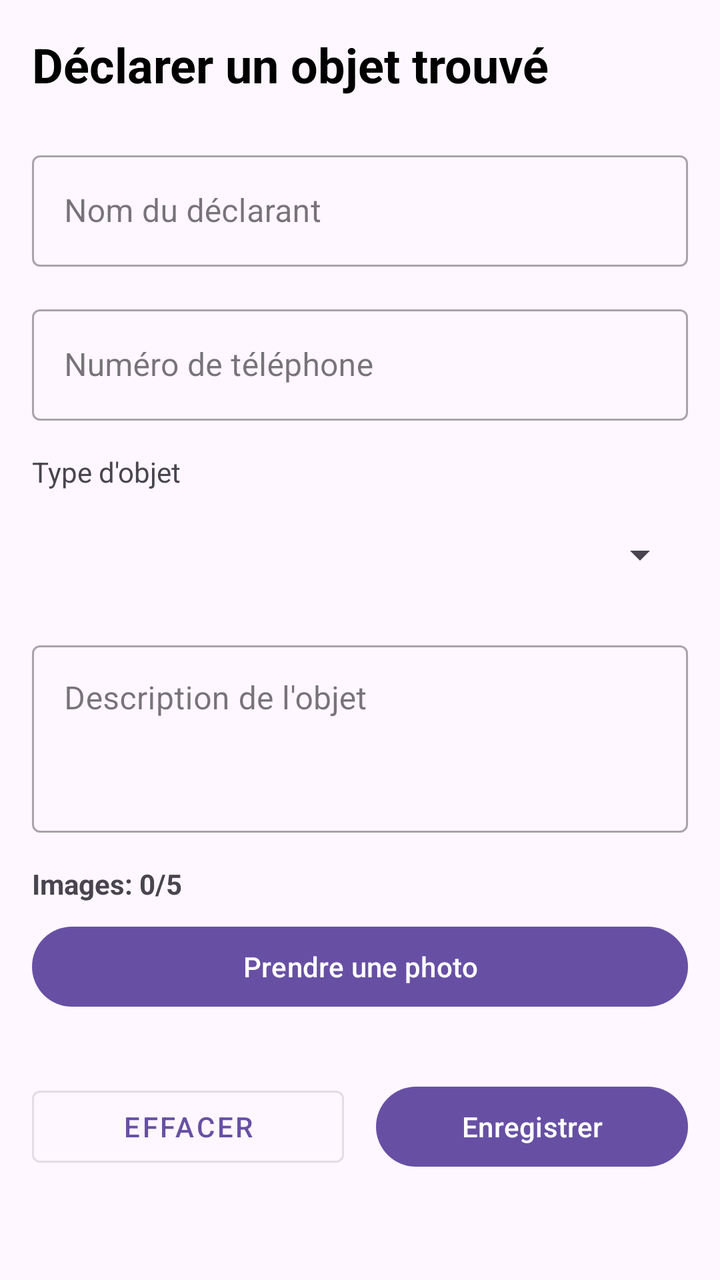
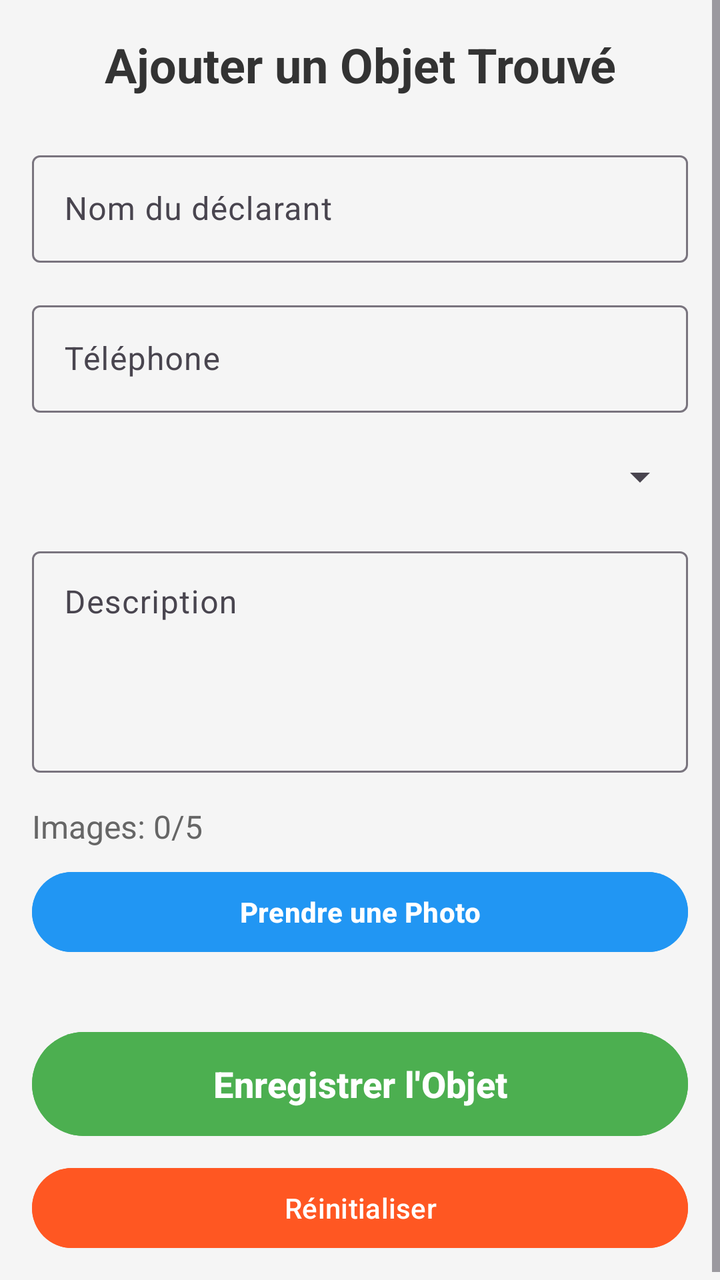

Before-and-after screenshots of an Android layout around one commit, followed by the original layout XML and the change that was made.
<!-- AndroidManifest.xml: application theme Theme.TPG12L3INF2526 -->
<!-- res/layout/fragment_add_object.xml -->
<?xml version="1.0" encoding="utf-8"?>
<ScrollView xmlns:android="http://schemas.android.com/apk/res/android"
    xmlns:tools="http://schemas.android.com/tools"
    android:layout_width="match_parent"
    android:layout_height="match_parent"
    android:padding="16dp"
    tools:context=".ui.admin.addobject.AddObjectFragment">

    <LinearLayout
        android:layout_width="match_parent"
        android:layout_height="wrap_content"
        android:orientation="vertical">

        <TextView
            android:layout_width="wrap_content"
            android:layout_height="wrap_content"
            android:text="Déclarer un objet trouvé"
            android:textSize="24sp"
            android:textStyle="bold"
            android:layout_marginBottom="24dp"
            android:textColor="@android:color/black"/>

        
        <com.google.android.material.textfield.TextInputLayout
            android:layout_width="match_parent"
            android:layout_height="wrap_content"
            android:layout_marginBottom="16dp"
            style="@style/Widget.MaterialComponents.TextInputLayout.OutlinedBox">

            <com.google.android.material.textfield.TextInputEditText
                android:id="@+id/editName"
                android:layout_width="match_parent"
                android:layout_height="wrap_content"
                android:hint="Nom du déclarant"
                android:inputType="textPersonName"
                android:maxLines="1"/>

        </com.google.android.material.textfield.TextInputLayout>

        
        <com.google.android.material.textfield.TextInputLayout
            android:layout_width="match_parent"
            android:layout_height="wrap_content"
            android:layout_marginBottom="16dp"
            style="@style/Widget.MaterialComponents.TextInputLayout.OutlinedBox">

            <com.google.android.material.textfield.TextInputEditText
                android:id="@+id/editPhone"
                android:layout_width="match_parent"
                android:layout_height="wrap_content"
                android:hint="Numéro de téléphone"
                android:inputType="phone"
                android:maxLines="1"/>

        </com.google.android.material.textfield.TextInputLayout>

        
        <TextView
            android:layout_width="wrap_content"
            android:layout_height="wrap_content"
            android:text="Type d'objet"
            android:textSize="14sp"
            android:layout_marginBottom="8dp"/>

        <Spinner
            android:id="@+id/spinnerObjectType"
            android:layout_width="match_parent"
            android:layout_height="wrap_content"
            android:layout_marginBottom="16dp"
            android:minHeight="48dp"/>

        
        <com.google.android.material.textfield.TextInputLayout
            android:layout_width="match_parent"
            android:layout_height="wrap_content"
            android:layout_marginBottom="16dp"
            style="@style/Widget.MaterialComponents.TextInputLayout.OutlinedBox">

            <com.google.android.material.textfield.TextInputEditText
                android:id="@+id/editDescription"
                android:layout_width="match_parent"
                android:layout_height="wrap_content"
                android:hint="Description de l'objet"
                android:inputType="textMultiLine"
                android:minLines="3"
                android:maxLines="5"
                android:gravity="top"/>

        </com.google.android.material.textfield.TextInputLayout>

        
        <TextView
            android:id="@+id/textImageCount"
            android:layout_width="wrap_content"
            android:layout_height="wrap_content"
            android:text="Images: 0/5"
            android:textSize="14sp"
            android:textStyle="bold"
            android:layout_marginBottom="8dp"/>

        
        <Button
            android:id="@+id/buttonTakePhoto"
            android:layout_width="match_parent"
            android:layout_height="wrap_content"
            android:text="Prendre une photo"
            android:layout_marginBottom="16dp"/>

        
        <LinearLayout
            android:id="@+id/imagesContainer"
            android:layout_width="match_parent"
            android:layout_height="wrap_content"
            android:orientation="vertical"
            android:layout_marginBottom="16dp"/>

        
        <LinearLayout
            android:layout_width="match_parent"
            android:layout_height="wrap_content"
            android:orientation="horizontal"
            android:gravity="center">

            <Button
                android:id="@+id/buttonClear"
                android:layout_width="0dp"
                android:layout_height="wrap_content"
                android:layout_weight="1"
                android:text="Effacer"
                android:layout_marginEnd="8dp"
                style="@style/Widget.MaterialComponents.Button.OutlinedButton"/>

            <Button
                android:id="@+id/buttonSubmit"
                android:layout_width="0dp"
                android:layout_height="wrap_content"
                android:layout_weight="1"
                android:text="Enregistrer"
                android:layout_marginStart="8dp"/>

        </LinearLayout>

    </LinearLayout>

</ScrollView>
<!-- resources referenced by this layout -->
<resources>
  <style name="Theme.TPG12L3INF2526" parent="Base.Theme.TPG12L3INF2526" />
  <style name="Base.Theme.TPG12L3INF2526" parent="Theme.Material3.DayNight.NoActionBar">
          
          
      </style>
</resources>

<!-- the commit's change to res/layout/fragment_add_object.xml (unified diff, before → after) -->
@@ -1,112 +1,102 @@
 <?xml version="1.0" encoding="utf-8"?>
 <ScrollView xmlns:android="http://schemas.android.com/apk/res/android"
-    xmlns:tools="http://schemas.android.com/tools"
     android:layout_width="match_parent"
     android:layout_height="match_parent"
-    android:padding="16dp"
-    tools:context=".ui.admin.addobject.AddObjectFragment">
+    android:fillViewport="true"
+    android:background="#F5F5F5">
 
     <LinearLayout
         android:layout_width="match_parent"
         android:layout_height="wrap_content"
-        android:orientation="vertical">
+        android:orientation="vertical"
+        android:padding="16dp">
 
         <TextView
-            android:layout_width="wrap_content"
+            android:layout_width="match_parent"
             android:layout_height="wrap_content"
-            android:text="Déclarer un objet trouvé"
+            android:text="Ajouter un Objet Trouvé"
             android:textSize="24sp"
             android:textStyle="bold"
-            android:layout_marginBottom="24dp"
-            android:textColor="@android:color/black"/>
+            android:textColor="#333333"
+            android:gravity="center"
+            android:layout_marginBottom="24dp"/>
 
-        
         <com.google.android.material.textfield.TextInputLayout
             android:layout_width="match_parent"
             android:layout_height="wrap_content"
             android:layout_marginBottom="16dp"
-            style="@style/Widget.MaterialComponents.TextInputLayout.OutlinedBox">
+            android:hint="Nom du déclarant">
 
             <com.google.android.material.textfield.TextInputEditText
                 android:id="@+id/editName"
                 android:layout_width="match_parent"
                 android:layout_height="wrap_content"
-                android:hint="Nom du déclarant"
                 android:inputType="textPersonName"
-                android:maxLines="1"/>
-
+                android:padding="16dp"/>
         </com.google.android.material.textfield.TextInputLayout>
 
-        
         <com.google.android.material.textfield.TextInputLayout
             android:layout_width="match_parent"
             android:layout_height="wrap_content"
             android:layout_marginBottom="16dp"
-            style="@style/Widget.MaterialComponents.TextInputLayout.OutlinedBox">
+            android:hint="Téléphone">
 
             <com.google.android.material.textfield.TextInputEditText
                 android:id="@+id/editPhone"
                 android:layout_width="match_parent"
                 android:layout_height="wrap_content"
-                android:hint="Numéro de téléphone"
                 android:inputType="phone"
-                android:maxLines="1"/>
-
+                android:padding="16dp"/>
         </com.google.android.material.textfield.TextInputLayout>
 
-        
-        <TextView
-            android:layout_width="wrap_content"
-            android:layout_height="wrap_content"
-            android:text="Type d'objet"
-            android:textSize="14sp"
-            android:layout_marginBottom="8dp"/>
-
-        <Spinner
-            android:id="@+id/spinnerObjectType"
-            android:layout_width="match_parent"
-            android:layout_height="wrap_content"
-            android:layout_marginBottom="16dp"
-            android:minHeight="48dp"/>
-
-        
         <com.google.android.material.textfield.TextInputLayout
             android:layout_width="match_parent"
             android:layout_height="wrap_content"
             android:layout_marginBottom="16dp"
-            style="@style/Widget.MaterialComponents.TextInputLayout.OutlinedBox">
+            android:hint="Type d'objet">
+
+            <Spinner
+                android:id="@+id/spinnerObjectType"
+                android:layout_width="match_parent"
+                android:layout_height="wrap_content"
+                android:padding="16dp"/>
+        </com.google.android.material.textfield.TextInputLayout>
+
+        <com.google.android.material.textfield.TextInputLayout
+            android:layout_width="match_parent"
+            android:layout_height="wrap_content"
+            android:layout_marginBottom="16dp"
+            android:hint="Description">
 
             <com.google.android.material.textfield.TextInputEditText
                 android:id="@+id/editDescription"
                 android:layout_width="match_parent"
                 android:layout_height="wrap_content"
-                android:hint="Description de l'objet"
                 android:inputType="textMultiLine"
-                android:minLines="3"
-                android:maxLines="5"
-                android:gravity="top"/>
-
+                android:minLines="4"
+                android:gravity="top"
+                android:padding="16dp"/>
         </com.google.android.material.textfield.TextInputLayout>
 
-        
         <TextView
             android:id="@+id/textImageCount"
-            android:layout_width="wrap_content"
+            android:layout_width="match_parent"
             android:layout_height="wrap_content"
             android:text="Images: 0/5"
-            android:textSize="14sp"
-            android:textStyle="bold"
+            android:textSize="16sp"
+            android:textColor="#666666"
             android:layout_marginBottom="8dp"/>
 
-        
         <Button
             android:id="@+id/buttonTakePhoto"
             android:layout_width="match_parent"
             android:layout_height="wrap_content"
-            android:text="Prendre une photo"
+            android:text="Prendre une Photo"
+            android:textStyle="bold"
+            android:backgroundTint="#2196F3"
+            android:textColor="#FFFFFF"
             android:layout_marginBottom="16dp"/>
 
-        
         <LinearLayout
             android:id="@+id/imagesContainer"
             android:layout_width="match_parent"
@@ -114,31 +104,24 @@
             android:orientation="vertical"
             android:layout_marginBottom="16dp"/>
 
-        
-        <LinearLayout
+        <Button
+            android:id="@+id/buttonSubmit"
+            android:layout_width="match_parent"
+            android:layout_height="60dp"
+            android:text="Enregistrer l'Objet"
+            android:textSize="18sp"
+            android:textStyle="bold"
+            android:backgroundTint="#4CAF50"
+            android:textColor="#FFFFFF"
+            android:layout_marginBottom="8dp"/>
+
+        <Button
+            android:id="@+id/buttonClear"
             android:layout_width="match_parent"
             android:layout_height="wrap_content"
-            android:orientation="horizontal"
-            android:gravity="center">
-
-            <Button
-                android:id="@+id/buttonClear"
-                android:layout_width="0dp"
-                android:layout_height="wrap_content"
-                android:layout_weight="1"
-                android:text="Effacer"
-                android:layout_marginEnd="8dp"
-                style="@style/Widget.MaterialComponents.Button.OutlinedButton"/>
-
-            <Button
-                android:id="@+id/buttonSubmit"
-                android:layout_width="0dp"
-                android:layout_height="wrap_content"
-                android:layout_weight="1"
-                android:text="Enregistrer"
-                android:layout_marginStart="8dp"/>
-
-        </LinearLayout>
+            android:text="Réinitialiser"
+            android:backgroundTint="#FF5722"
+            android:textColor="#FFFFFF"/>
 
     </LinearLayout>
 
